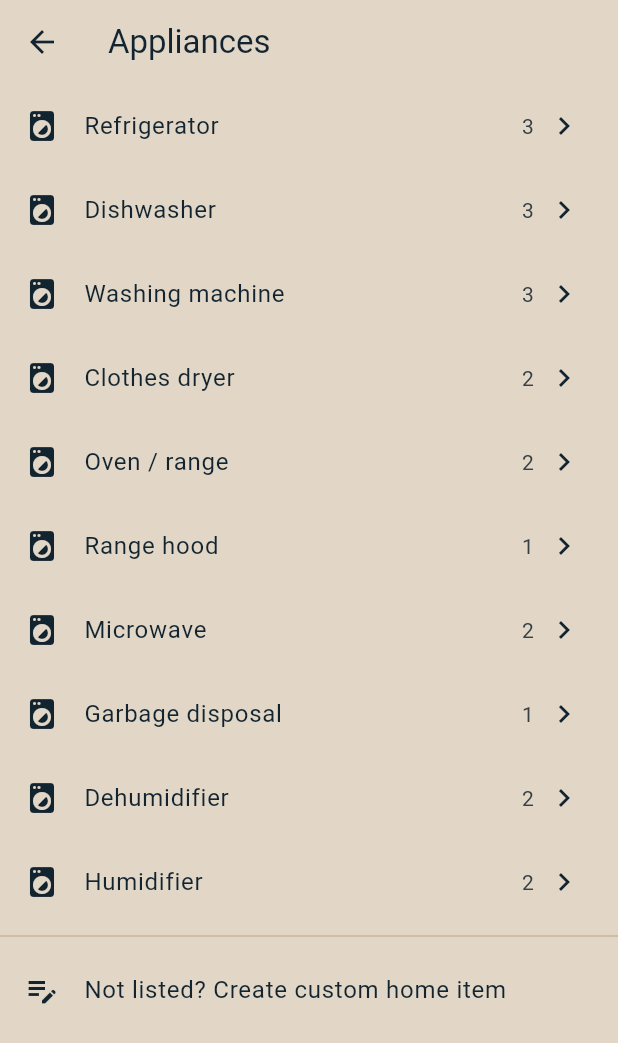
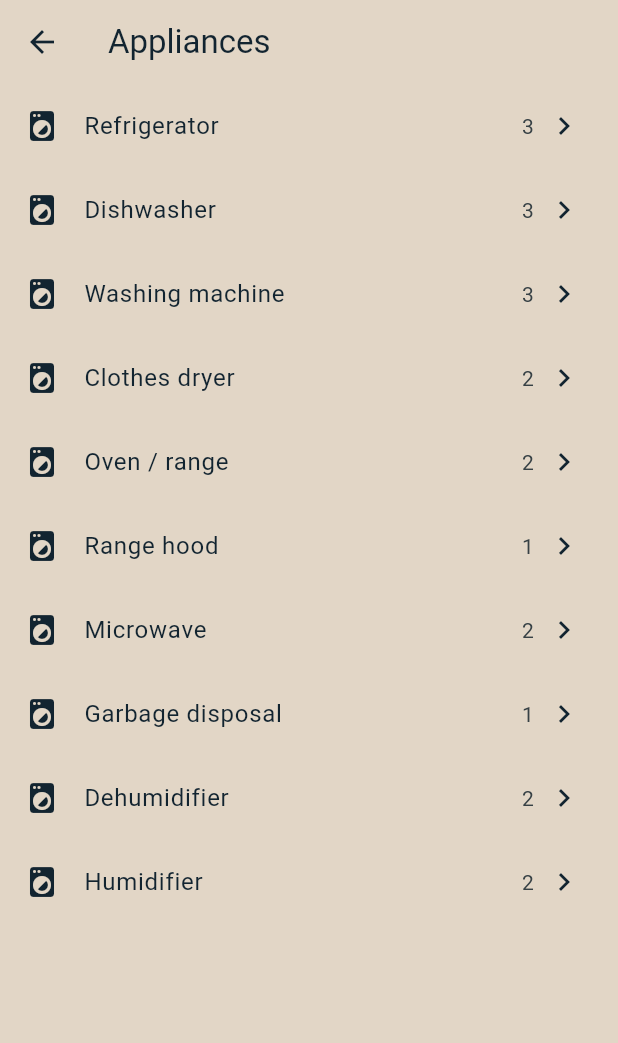
Before and after one commit to mygarrett38/hometrackhub, a Flutter app: the AddHomeItemScreen screen opened directly, after a tap on "Appliances", on a phone screen of 412 x 824 dp. Shown: the top 1043 px of the screen. Run offline on Flutter 3.47's test engine with Material 3 defaults, Android fonts, the phone set to English and light mode, and no system bars; our stand-ins replace connectivity_plus, flutter_blue_plus, flutter_local_notifications, flutter_timezone, shared_preferences, timezone; missing offline and left inert: bonsoir; accounts and stored records are empty.

Commit message:
Make Custom items editor open only from the category screen

```diff
--- a/lib/ui/screens/home_items/add_home_item_screen.dart
+++ b/lib/ui/screens/home_items/add_home_item_screen.dart
@@ -1,15 +1,17 @@
 import 'package:flutter/material.dart';
 
+import '../../../data/home_item_catalog.dart';
 import '../../../models/home_item_category.dart';
 import '../../widgets/category_icon.dart';
 import 'device_discovery_screen.dart';
+import 'home_item_form_screen.dart';
 import 'home_item_type_picker_screen.dart';
 
 /// First step of adding a home item: the user picks a category, then a
 /// common type within it on [HomeItemTypePickerScreen].
 ///
-/// Also offers creating a custom home item and scanning the network for
-/// smart devices.
+/// Categories with no catalog types (such as Custom) go straight to the
+/// home item form. Also offers scanning for nearby devices.
 class AddHomeItemScreen extends StatelessWidget {
   const AddHomeItemScreen({super.key});
 
@@ -35,8 +37,12 @@ class AddHomeItemScreen extends StatelessWidget {
               leading: Icon(category.icon),
               title: Text(category.label),
               trailing: const Icon(Icons.chevron_right),
-              onTap: () =>
-                  _open(context, HomeItemTypePickerScreen(category: category)),
+              onTap: () => _open(
+                context,
+                catalogTypesIn(category).isEmpty
+                    ? HomeItemFormScreen(initialCategory: category)
+                    : HomeItemTypePickerScreen(category: category),
+              ),
             ),
         ],
       ),
--- a/lib/ui/screens/home_items/home_item_type_picker_screen.dart
+++ b/lib/ui/screens/home_items/home_item_type_picker_screen.dart
@@ -45,23 +45,14 @@ class HomeItemTypePickerScreen extends StatelessWidget {
               onTap: () =>
                   _open(context, HomeItemFormScreen(initialType: type)),
             ),
-          if (types.isNotEmpty) const Divider(),
-          ListTile(
-            leading: const Icon(Icons.edit_note),
-            title: Text(
-              types.isEmpty
-                  ? 'Create custom home item'
-                  : 'Not listed? Create custom home item',
-            ),
-            onTap: () =>
-                _open(context, HomeItemFormScreen(initialCategory: category)),
-          ),
-          if (category == HomeItemCategory.smartDevice)
+          if (category == HomeItemCategory.smartDevice) ...[
+            const Divider(),
             ListTile(
               leading: const Icon(Icons.wifi_find),
               title: const Text('Find smart devices nearby'),
               onTap: () => _open(context, const DeviceDiscoveryScreen()),
             ),
+          ],
         ],
       ),
     );
```
